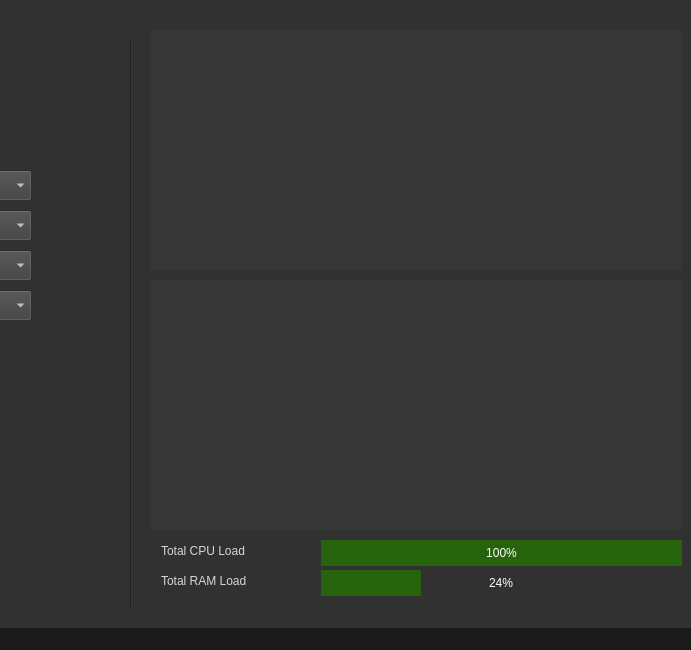
Before: the Qt Designer form mainwindow.ui in Aidan2803/System-Monitor, drawn with Qt 5; both pictures show x 709 to 1400 and y 0 to 650 of the 1400 by 650 pixel window.
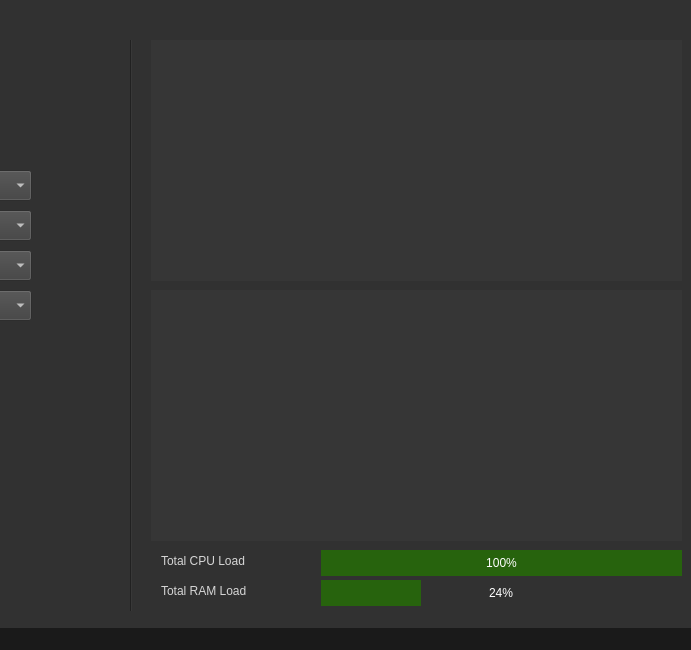
After: the same form once the commit is applied. Icons and pictures are not drawn.

Commit message: thread that gets gpu load in test mode

Patch:
```diff
--- a/mainwindow.ui
+++ b/mainwindow.ui
@@ -50,7 +50,7 @@
      <rect>
       <x>0</x>
       <y>0</y>
-      <width>1201</width>
+      <width>1401</width>
       <height>611</height>
      </rect>
     </property>
@@ -461,6 +461,137 @@
 }</string>
       </property>
      </widget>
+     <widget class="QProgressBar" name="ramProgressBar">
+      <property name="geometry">
+       <rect>
+        <x>1030</x>
+        <y>540</y>
+        <width>361</width>
+        <height>26</height>
+       </rect>
+      </property>
+      <property name="styleSheet">
+       <string notr="true">QProgressBar {
+   
+	color: rgb(255, 255, 255);
+	font: 75 11pt &quot;Consolas&quot;;
+	border-color: rgb(59, 59, 59);
+    border-radius: 5px;
+}
+
+QProgressBar::chunk {
+    background-color: rgb(39, 99, 13);
+    width: 20px;
+}</string>
+      </property>
+      <property name="value">
+       <number>24</number>
+      </property>
+      <property name="alignment">
+       <set>Qt::AlignCenter</set>
+      </property>
+     </widget>
+     <widget class="QListWidget" name="processList">
+      <property name="geometry">
+       <rect>
+        <x>860</x>
+        <y>250</y>
+        <width>531</width>
+        <height>251</height>
+       </rect>
+      </property>
+      <property name="styleSheet">
+       <string notr="true">font: 12pt &quot;ГОСТ тип А&quot;;
+color: rgb(214, 214, 214);
+background-color: rgb(54, 54, 54);
+border-color: rgb(255, 255, 255);
+border: none;</string>
+      </property>
+     </widget>
+     <widget class="QLabel" name="label_10">
+      <property name="geometry">
+       <rect>
+        <x>870</x>
+        <y>510</y>
+        <width>151</width>
+        <height>21</height>
+       </rect>
+      </property>
+      <property name="styleSheet">
+       <string notr="true">color: rgb(214, 214, 214);
+font: 14pt &quot;ГОСТ тип А&quot;;</string>
+      </property>
+      <property name="text">
+       <string>Total CPU Load</string>
+      </property>
+     </widget>
+     <widget class="QListWidget" name="processList_2">
+      <property name="geometry">
+       <rect>
+        <x>860</x>
+        <y>0</y>
+        <width>531</width>
+        <height>241</height>
+       </rect>
+      </property>
+      <property name="styleSheet">
+       <string notr="true">font: 12pt &quot;ГОСТ тип А&quot;;
+color: rgb(214, 214, 214);
+background-color: rgb(54, 54, 54);
+border-color: rgb(255, 255, 255);
+border: none;</string>
+      </property>
+     </widget>
+     <widget class="QLabel" name="label_11">
+      <property name="geometry">
+       <rect>
+        <x>870</x>
+        <y>540</y>
+        <width>151</width>
+        <height>21</height>
+       </rect>
+      </property>
+      <property name="styleSheet">
+       <string notr="true">color: rgb(214, 214, 214);
+font: 14pt &quot;ГОСТ тип А&quot;;</string>
+      </property>
+      <property name="text">
+       <string>Total RAM Load</string>
+      </property>
+     </widget>
+     <widget class="QProgressBar" name="cpuProgressBar">
+      <property name="geometry">
+       <rect>
+        <x>1030</x>
+        <y>510</y>
+        <width>361</width>
+        <height>26</height>
+       </rect>
+      </property>
+      <property name="styleSheet">
+       <string notr="true">QProgressBar {
+   
+	color: rgb(255, 255, 255);
+	font: 75 11pt &quot;Consolas&quot;;
+	border-color: rgb(59, 59, 59);
+    border-radius: 5px;
+}
+
+QProgressBar::chunk {
+    background-color: rgb(39, 99, 13);
+    width: 20px;
+}</string>
+      </property>
+      <property name="value">
+       <number>100</number>
+      </property>
+      <property name="alignment">
+       <set>Qt::AlignCenter</set>
+      </property>
+      <property name="textDirection">
+       <enum>QProgressBar::TopToBottom</enum>
+      </property>
+     </widget>
     </widget>
     <widget class="QWidget" name="monitoringTools">
      <attribute name="title">
@@ -2037,137 +2168,6 @@
      </widget>
     </widget>
    </widget>
-   <widget class="QLabel" name="label_10">
-    <property name="geometry">
-     <rect>
-      <x>870</x>
-      <y>540</y>
-      <width>151</width>
-      <height>21</height>
-     </rect>
-    </property>
-    <property name="styleSheet">
-     <string notr="true">color: rgb(214, 214, 214);
-font: 14pt &quot;ГОСТ тип А&quot;;</string>
-    </property>
-    <property name="text">
-     <string>Total CPU Load</string>
-    </property>
-   </widget>
-   <widget class="QProgressBar" name="ramProgressBar">
-    <property name="geometry">
-     <rect>
-      <x>1030</x>
-      <y>570</y>
-      <width>361</width>
-      <height>26</height>
-     </rect>
-    </property>
-    <property name="styleSheet">
-     <string notr="true">QProgressBar {
-   
-	color: rgb(255, 255, 255);
-	font: 75 11pt &quot;Consolas&quot;;
-	border-color: rgb(59, 59, 59);
-    border-radius: 5px;
-}
-
-QProgressBar::chunk {
-    background-color: rgb(39, 99, 13);
-    width: 20px;
-}</string>
-    </property>
-    <property name="value">
-     <number>24</number>
-    </property>
-    <property name="alignment">
-     <set>Qt::AlignCenter</set>
-    </property>
-   </widget>
-   <widget class="QListWidget" name="processList">
-    <property name="geometry">
-     <rect>
-      <x>860</x>
-      <y>280</y>
-      <width>531</width>
-      <height>251</height>
-     </rect>
-    </property>
-    <property name="styleSheet">
-     <string notr="true">font: 12pt &quot;ГОСТ тип А&quot;;
-color: rgb(214, 214, 214);
-background-color: rgb(54, 54, 54);
-border-color: rgb(255, 255, 255);
-border: none;</string>
-    </property>
-   </widget>
-   <widget class="QListWidget" name="processList_2">
-    <property name="geometry">
-     <rect>
-      <x>860</x>
-      <y>30</y>
-      <width>531</width>
-      <height>241</height>
-     </rect>
-    </property>
-    <property name="styleSheet">
-     <string notr="true">font: 12pt &quot;ГОСТ тип А&quot;;
-color: rgb(214, 214, 214);
-background-color: rgb(54, 54, 54);
-border-color: rgb(255, 255, 255);
-border: none;</string>
-    </property>
-   </widget>
-   <widget class="QProgressBar" name="cpuProgressBar">
-    <property name="geometry">
-     <rect>
-      <x>1030</x>
-      <y>540</y>
-      <width>361</width>
-      <height>26</height>
-     </rect>
-    </property>
-    <property name="styleSheet">
-     <string notr="true">QProgressBar {
-   
-	color: rgb(255, 255, 255);
-	font: 75 11pt &quot;Consolas&quot;;
-	border-color: rgb(59, 59, 59);
-    border-radius: 5px;
-}
-
-QProgressBar::chunk {
-    background-color: rgb(39, 99, 13);
-    width: 20px;
-}</string>
-    </property>
-    <property name="value">
-     <number>100</number>
-    </property>
-    <property name="alignment">
-     <set>Qt::AlignCenter</set>
-    </property>
-    <property name="textDirection">
-     <enum>QProgressBar::TopToBottom</enum>
-    </property>
-   </widget>
-   <widget class="QLabel" name="label_11">
-    <property name="geometry">
-     <rect>
-      <x>870</x>
-      <y>570</y>
-      <width>151</width>
-      <height>21</height>
-     </rect>
-    </property>
-    <property name="styleSheet">
-     <string notr="true">color: rgb(214, 214, 214);
-font: 14pt &quot;ГОСТ тип А&quot;;</string>
-    </property>
-    <property name="text">
-     <string>Total RAM Load</string>
-    </property>
-   </widget>
   </widget>
   <widget class="QMenuBar" name="menubar">
    <property name="geometry">
```
The commit also changes 4 other files.
